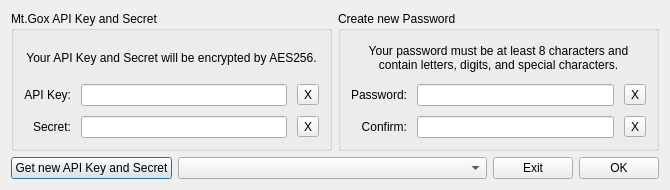
This is src/newpassworddialog.ui in JulyIghor/QtBitcoinTrader as Qt 5 draws it before an edit. The edited form follows.
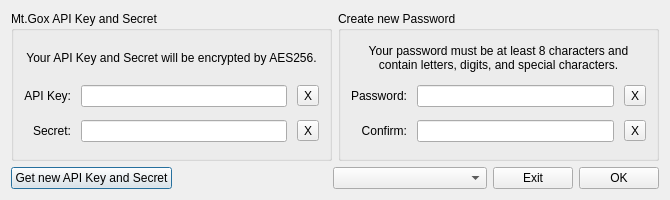
This is the edited form.

```diff
--- a/src/newpassworddialog.ui
+++ b/src/newpassworddialog.ui
@@ -7,13 +7,13 @@
     <x>0</x>
     <y>0</y>
     <width>670</width>
-    <height>190</height>
+    <height>200</height>
    </rect>
   </property>
   <property name="minimumSize">
    <size>
     <width>670</width>
-    <height>0</height>
+    <height>200</height>
    </size>
   </property>
   <property name="windowTitle">
@@ -113,7 +113,7 @@
       <item row="0" column="0" colspan="3">
        <widget class="QLabel" name="label_4">
         <property name="sizePolicy">
-         <sizepolicy hsizetype="Expanding" vsizetype="Preferred">
+         <sizepolicy hsizetype="Expanding" vsizetype="Maximum">
           <horstretch>0</horstretch>
           <verstretch>0</verstretch>
          </sizepolicy>
@@ -216,7 +216,7 @@
       <item row="0" column="0" colspan="3">
        <widget class="QLabel" name="label">
         <property name="sizePolicy">
-         <sizepolicy hsizetype="Expanding" vsizetype="Preferred">
+         <sizepolicy hsizetype="Expanding" vsizetype="Maximum">
           <horstretch>0</horstretch>
           <verstretch>0</verstretch>
          </sizepolicy>
@@ -240,6 +240,9 @@
    </item>
    <item row="1" column="0" colspan="2">
     <layout class="QGridLayout" name="gridLayout_3">
+     <property name="verticalSpacing">
+      <number>0</number>
+     </property>
      <item row="0" column="0">
       <widget class="QPushButton" name="getApiKeySecretButton">
        <property name="text">
@@ -247,7 +250,7 @@
        </property>
       </widget>
      </item>
-     <item row="0" column="1">
+     <item row="0" column="2">
       <widget class="QComboBox" name="currencyComboBox">
        <property name="sizePolicy">
         <sizepolicy hsizetype="Expanding" vsizetype="Fixed">
@@ -257,7 +260,7 @@
        </property>
       </widget>
      </item>
-     <item row="0" column="2">
+     <item row="0" column="3">
       <widget class="QPushButton" name="buttonExit">
        <property name="sizePolicy">
         <sizepolicy hsizetype="Preferred" vsizetype="Fixed">
@@ -270,7 +273,7 @@
        </property>
       </widget>
      </item>
-     <item row="0" column="3">
+     <item row="0" column="4">
       <widget class="QPushButton" name="okButton">
        <property name="sizePolicy">
         <sizepolicy hsizetype="Preferred" vsizetype="Fixed">
@@ -283,6 +286,19 @@
        </property>
       </widget>
      </item>
+     <item row="0" column="1">
+      <spacer name="horizontalSpacer">
+       <property name="orientation">
+        <enum>Qt::Horizontal</enum>
+       </property>
+       <property name="sizeHint" stdset="0">
+        <size>
+         <width>40</width>
+         <height>20</height>
+        </size>
+       </property>
+      </spacer>
+     </item>
     </layout>
    </item>
   </layout>
```
